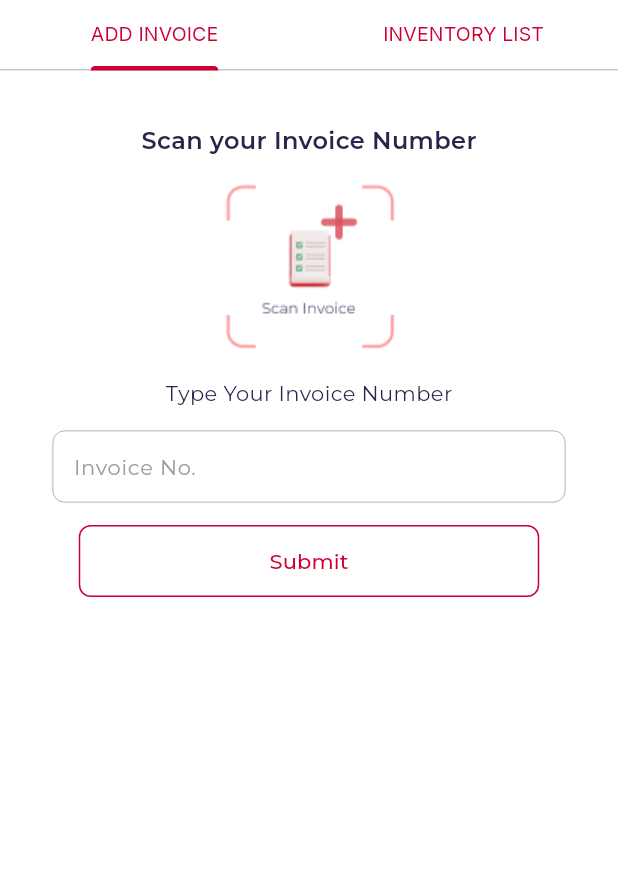
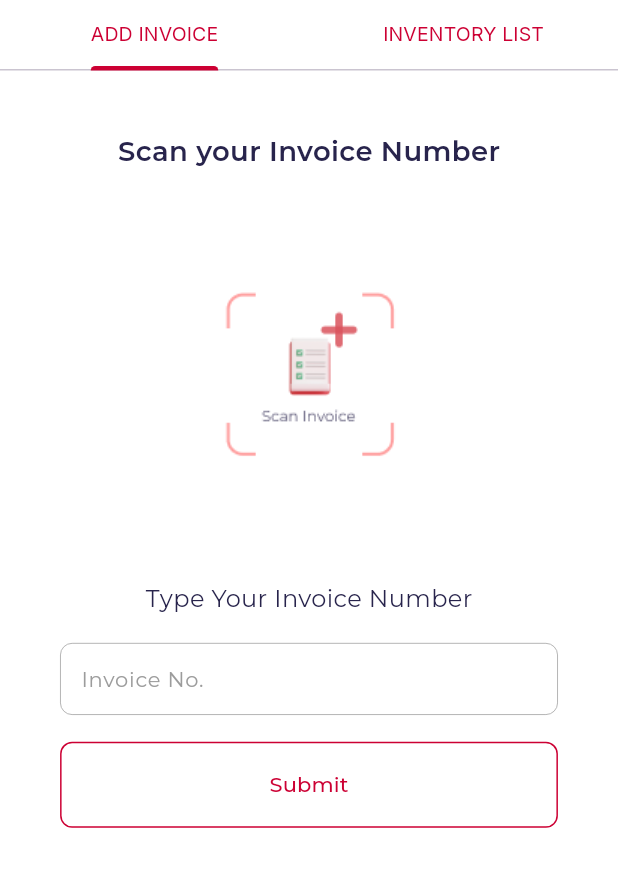
Before and after one commit to nithaparveen/pittappillil_crm, a Flutter app: the InventoryScreen screen opened directly, on a phone screen of 412 x 824 dp, the part 84-971 px from its top. Run offline on Flutter 3.47's test engine with Material 3 defaults, Android fonts, the phone set to English and light mode, and no system bars; our stand-ins replace flutter_screenutil, google_fonts, shared_preferences; missing offline and left inert: mobile_scanner; accounts and stored records are empty.

Commit message:
screenutils

```diff
--- a/lib/main.dart
+++ b/lib/main.dart
@@ -1,4 +1,5 @@
 import 'package:flutter/material.dart';
+import 'package:flutter_screenutil/flutter_screenutil.dart';
 import 'package:pittappillil_crm/app_config/app_config.dart';
 import 'package:pittappillil_crm/presentation/bar_code_scanning_screen/controller/scan_screen_controller.dart';
 import 'package:pittappillil_crm/presentation/bottom_navigation_screen/controller/bottom_navigation_controller.dart';
@@ -27,9 +28,12 @@ class MyApp extends StatelessWidget {
 
   @override
   Widget build(BuildContext context) {
-    return MaterialApp(
-      debugShowCheckedModeBanner: false,
-      home: isLoggedIn ? const NavigationBarScreen() : const LoginScreen(),
+    return ScreenUtilInit(
+      designSize: const Size(360, 783),
+      builder: (context, child) => MaterialApp(
+        debugShowCheckedModeBanner: false,
+        home: isLoggedIn ? const NavigationBarScreen() : const LoginScreen(),
+      ),
     );
   }
 }
--- a/lib/presentation/inventory_screen/view/widgets/add_invoice_screen.dart
+++ b/lib/presentation/inventory_screen/view/widgets/add_invoice_screen.dart
@@ -1,4 +1,5 @@
 import 'package:flutter/material.dart';
+import 'package:flutter_screenutil/flutter_screenutil.dart'; // Import flutter_screenutil
 import 'package:pittappillil_crm/core/constants/colors.dart';
 import 'package:pittappillil_crm/core/constants/textstyles.dart';
 import 'package:pittappillil_crm/global_widgets/elevated_button.dart';
@@ -18,33 +19,45 @@ class _AddInvoiceScreenState extends State<AddInvoiceScreen> {
 
   @override
   Widget build(BuildContext context) {
+    // Initialize ScreenUtil
+    ScreenUtil.init(context);
+
     return SingleChildScrollView(
       child: Padding(
-        padding: const EdgeInsets.all(35.0),
+        padding: EdgeInsets.all(35.0.w), // Use w method for padding
         child: Column(
           children: [
             Text(
               "Scan your Invoice Number",
               style: GLTextStyles.montserratStyle(
-                  size: 16, weight: FontWeight.w600, color: ColorTheme.pBlue),
+                  size: 16.sp, // Use sp method for font size
+                  weight: FontWeight.w600,
+                  color: ColorTheme.pBlue),
             ),
-            const SizedBox(height: 15),
-            Image.asset("assets/scan_invoice.png"),
-            const SizedBox(height: 15),
+            SizedBox(height: 15.h), // Use h method for vertical spacing
+            Image.asset(
+              "assets/scan_invoice.png",
+              width: 200.w, // Set width using w method (optional)
+              height: 200.h, // Set height using h method (optional)
+            ),
+            SizedBox(height: 15.h),
             Text(
               "Type Your Invoice Number",
               style: GLTextStyles.montserratStyle(
-                  size: 14, weight: FontWeight.w400, color: ColorTheme.pBlue),
+                  size: 14.sp,
+                  weight: FontWeight.w400,
+                  color: ColorTheme.pBlue),
             ),
-            const SizedBox(height: 15),
+            SizedBox(height: 15.h),
             CustomTextField(
               controller: invoiceController,
               hintText: "Invoice No.",
+              width: 300.w, // Set width using w method (if needed)
             ),
-            const SizedBox(height: 15),
+            SizedBox(height: 15.h),
             CustomButton(
-              width: 307.0,
-              height: 48.0,
+              width: 307.0.w, // Use w method for width
+              height: 48.0.h, // Use h method for height
               text: "Submit",
               onPressed: () async {
                 await storeInvoiceNumber();
--- a/pubspec.yaml
+++ b/pubspec.yaml
@@ -42,6 +42,7 @@ dependencies:
   provider: ^6.1.2
   path_provider: ^2.0.10
   mobile_scanner: ^5.1.1
+  flutter_screenutil: ^5.9.3
 
 
 dev_dependencies:
```
Also changed, not shown: pubspec.lock.
